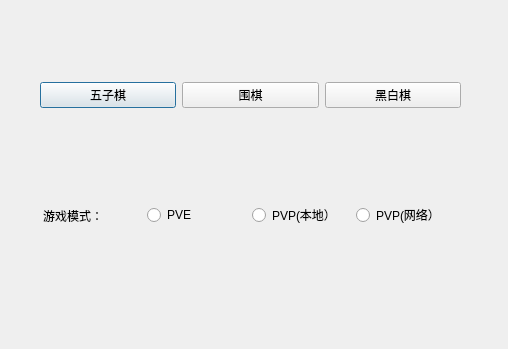
The window that window_select.ui (goGameBuilders/goGame) describes before a commit, drawn with Qt 5.
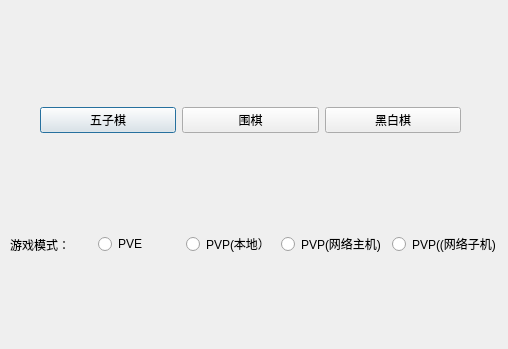
The same window after the commit.

```diff
--- a/window_select.ui
+++ b/window_select.ui
@@ -19,7 +19,7 @@
      <x>40</x>
      <y>50</y>
      <width>421</width>
-     <height>91</height>
+     <height>141</height>
     </rect>
    </property>
    <layout class="QHBoxLayout" name="horizontalLayout">
@@ -49,10 +49,10 @@
   <widget class="QWidget" name="">
    <property name="geometry">
     <rect>
-     <x>43</x>
-     <y>190</y>
-     <width>411</width>
-     <height>51</height>
+     <x>10</x>
+     <y>199</y>
+     <width>491</width>
+     <height>91</height>
     </rect>
    </property>
    <layout class="QHBoxLayout" name="horizontalLayout_2">
@@ -80,7 +80,14 @@
     <item>
      <widget class="QRadioButton" name="radioButton_3">
       <property name="text">
-       <string>PVP(网络）</string>
+       <string>PVP(网络主机)</string>
+      </property>
+     </widget>
+    </item>
+    <item>
+     <widget class="QRadioButton" name="radioButton_4">
+      <property name="text">
+       <string>PVP((网络子机)</string>
       </property>
      </widget>
     </item>
```
